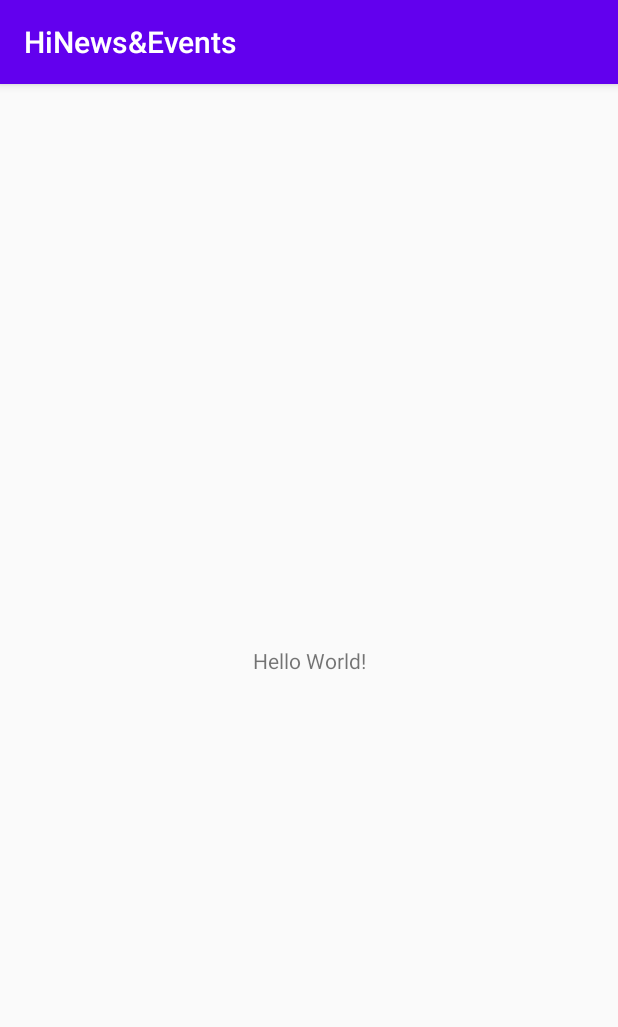
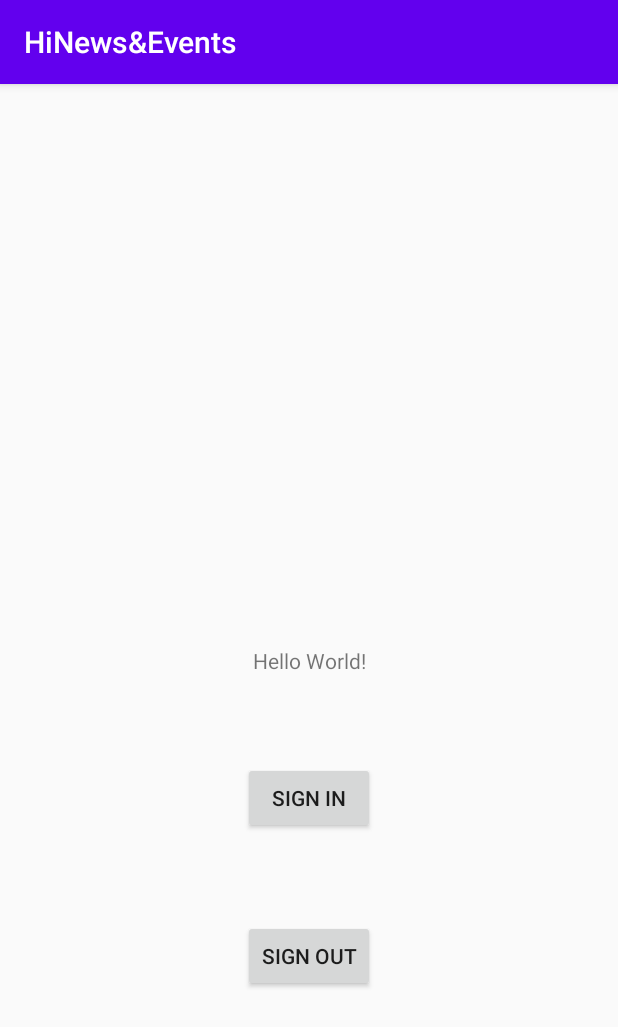
Before and after one commit to juanchosandox90/HiNewsEvents, an Android app: the screen it shows after launch (MainActivity), on a phone screen of 412 x 824 dp. Shown: the top 1027 px of the screen. Run offline under Robolectric (Android 15) with nearby library versions, the phone set to English and light mode, and no system bars; libraries missing offline, so code that uses them is left out: com.huawei.agconnect, com.huawei.hms; 3 statements that could not run were skipped.

Commit message:
Last Changes: adding build.gradle files and login-out buttons for test TaskName : [HiNews&Events App][DTSE-2922][HMS Account Kit Integration]

```diff
--- a/app/src/main/java/com/huawei/hinewsevents/ui/main/MainActivity.kt
+++ b/app/src/main/java/com/huawei/hinewsevents/ui/main/MainActivity.kt
@@ -3,6 +3,7 @@ package com.huawei.hinewsevents.ui.main
 import android.content.Intent
 import android.os.Bundle
 import android.util.Log
+import android.widget.TextView
 import android.widget.Toast
 import androidx.appcompat.app.AppCompatActivity
 import com.huawei.agconnect.auth.AGConnectAuth
@@ -17,18 +18,22 @@ const val TAG = "MainActivity"
 
 class MainActivity : AppCompatActivity() {
     private val HUAWEIID_SIGNIN = 1002
-    //private var uId: String? = null
+    private lateinit var signOutBtn : TextView
+    private lateinit var signInBtn : TextView
 
     override fun onCreate(savedInstanceState: Bundle?) {
         super.onCreate(savedInstanceState)
         setContentView(R.layout.activity_main)
+
+        signInBtn = findViewById(R.id.button_signin)
+        signOutBtn = findViewById(R.id.button_signout)
+        initView()
         signIn()
     }
 
     override fun onActivityResult(requestCode: Int, resultCode: Int, data: Intent?) {
         super.onActivityResult(requestCode, resultCode, data)
         if (requestCode == HUAWEIID_SIGNIN) {
-
             //login success
             //get user message by parseAuthResultFromIntent
             val authHuaweiIdTask =
@@ -50,7 +55,7 @@ class MainActivity : AppCompatActivity() {
 
                         Log.i(
                             TAG,
-                            "signIn success.\nHuawei Account Details: $huaweiAccount"
+                            "signIn success. Huawei Account Details: " + huaweiAccount.toString()
                         )
                         Log.d(
                             TAG,
@@ -60,7 +65,8 @@ class MainActivity : AppCompatActivity() {
                             TAG,
                             "IDToken: " + huaweiAccount.idToken
                         )
-
+                        signInBtn.isEnabled = false;
+                        signOutBtn.isEnabled = true;
                     }.addOnFailureListener {
                         Toast.makeText(this, "signIn failed: " + it.message, Toast.LENGTH_LONG)
                             .show()
@@ -99,11 +105,28 @@ class MainActivity : AppCompatActivity() {
         startActivityForResult(service.signInIntent, HUAWEIID_SIGNIN)
     }
 
+    private fun initView(){
+        signInBtn.setOnClickListener{
+            signIn()
+        }
+        signOutBtn.setOnClickListener{
+            signOut()
+        }
+    }
+
     private fun signOut() {
         AGConnectAuth.getInstance().signOut()
+        Toast.makeText(
+            this,
+            "signOut Success",
+            Toast.LENGTH_LONG
+        ).show()
         Log.i(
             TAG,
             "signOut Success"
         )
+        signInBtn.isEnabled = true;
+        signOutBtn.isEnabled = false;
     }
+
 }
--- a/app/src/main/res/layout/activity_main.xml
+++ b/app/src/main/res/layout/activity_main.xml
@@ -6,7 +6,18 @@
     android:layout_height="match_parent"
     tools:context=".ui.main.MainActivity">
 
+    <Button
+        android:id="@+id/button_signout"
+        android:layout_width="wrap_content"
+        android:layout_height="wrap_content"
+        android:text="SIGN OUT"
+        app:layout_constraintBottom_toBottomOf="parent"
+        app:layout_constraintEnd_toEndOf="parent"
+        app:layout_constraintStart_toStartOf="parent"
+        app:layout_constraintTop_toBottomOf="@+id/textView" />
+
     <TextView
+        android:id="@+id/textView"
         android:layout_width="wrap_content"
         android:layout_height="wrap_content"
         android:text="Hello World!"
@@ -15,4 +26,14 @@
         app:layout_constraintRight_toRightOf="parent"
         app:layout_constraintTop_toTopOf="parent" />
 
+    <Button
+        android:id="@+id/button_signin"
+        android:layout_width="wrap_content"
+        android:layout_height="wrap_content"
+        android:text="SIGN IN"
+        app:layout_constraintBottom_toTopOf="@+id/button_signout"
+        app:layout_constraintEnd_toEndOf="parent"
+        app:layout_constraintStart_toStartOf="parent"
+        app:layout_constraintTop_toBottomOf="@+id/textView" />
+
 </androidx.constraintlayout.widget.ConstraintLayout>
```
Also changed, not shown: app/build.gradle (+12 -1 lines), build.gradle (+5 -5 lines).
